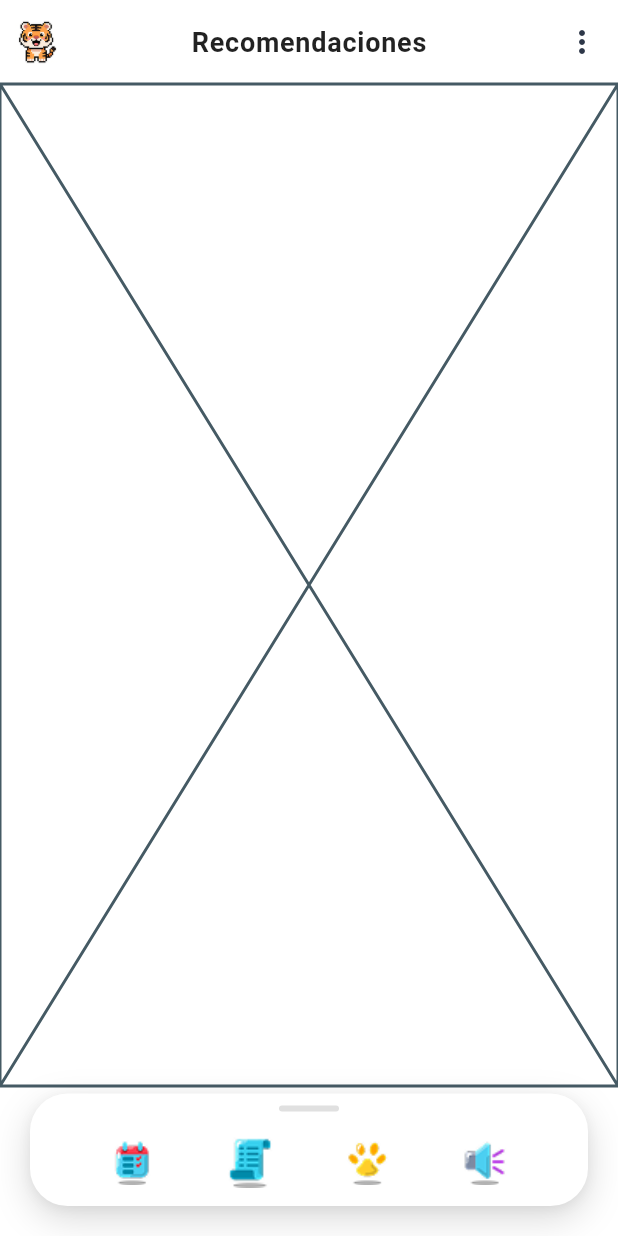
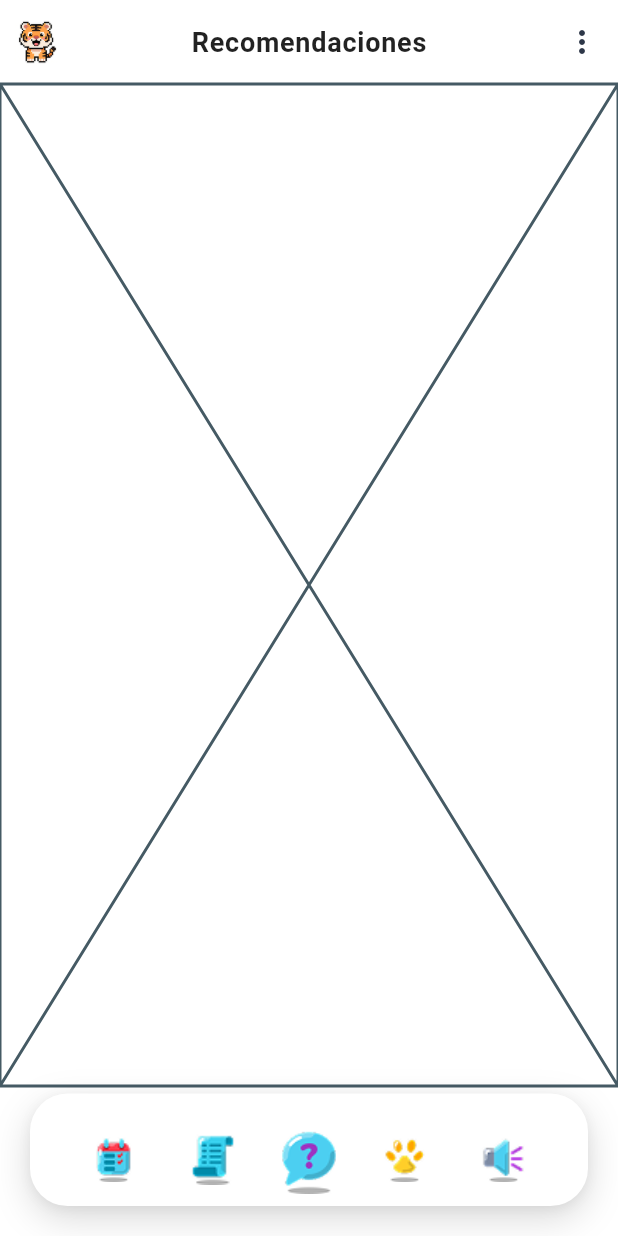
Before and after one commit to CQuarkH/tora-frontend, a Flutter app: the ChildMainScreen screen opened by its route, item 2 of the bottom bar chosen, on a phone screen of 412 x 824 dp. Run offline on Flutter 3.47's test engine with Material 3 defaults, Android fonts, the phone set to English and light mode, and no system bars; our stand-ins replace audioplayers, calendar_view, flutter_hooks, flutter_local_notifications, flutter_svg, go_router and 3 more.

Commit message:
feat: remove unused icon and add central button with alert icon in custom bottom navigation bar

```diff
--- a/lib/features/child/widgets/custom_bottom_nav_bar.dart
+++ b/lib/features/child/widgets/custom_bottom_nav_bar.dart
@@ -35,17 +35,7 @@ class CustomBottomNavBar extends StatelessWidget {
       ),
       child: Column(
         children: [
-          // Líneas decorativas superiores (rayitas)
-          Container(
-            margin: const EdgeInsets.only(top: 8),
-            width: 40,
-            height: 4,
-            decoration: BoxDecoration(
-              color: Colors.grey[300],
-              borderRadius: BorderRadius.circular(2),
-            ),
-          ),
-          const SizedBox(height: 12),
+          const SizedBox(height: 20),
           // Botones de navegación con botón central grande
           Expanded(
             child: Padding(
@@ -61,6 +51,8 @@ class CustomBottomNavBar extends StatelessWidget {
                     index: 1,
                     pngPath: 'assets/images/icons/topic.png',
                   ),
+                  // Botón central especial
+                  _buildCentralButton(),
                   _buildNavItem(
                     index: 2,
                     pngPath: 'assets/images/icons/paw.png',
@@ -108,6 +100,21 @@ class CustomBottomNavBar extends StatelessWidget {
     );
   }
 
+  Widget _buildCentralButton() {
+    return GestureDetector(
+      onTap: () => (){
+
+      },
+      child:  Image.asset(
+          'assets/images/icons/alert.png',
+          width: 56,
+          height: 56,
+          fit: BoxFit.contain,
+        ),
+
+    );
+  }
+
   Widget _buildIconWidget({
     IconData? iconData,
     String? pngPath,
```
Also changed, not shown: assets/images/icons/alert.png (renamed from assets/images/icons/aaa.png).
